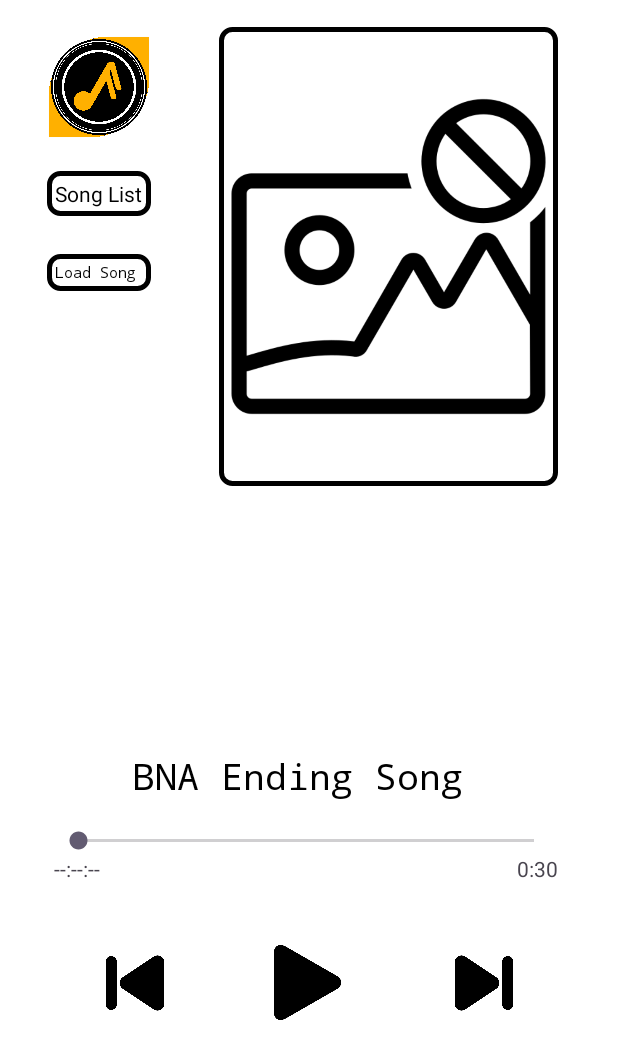
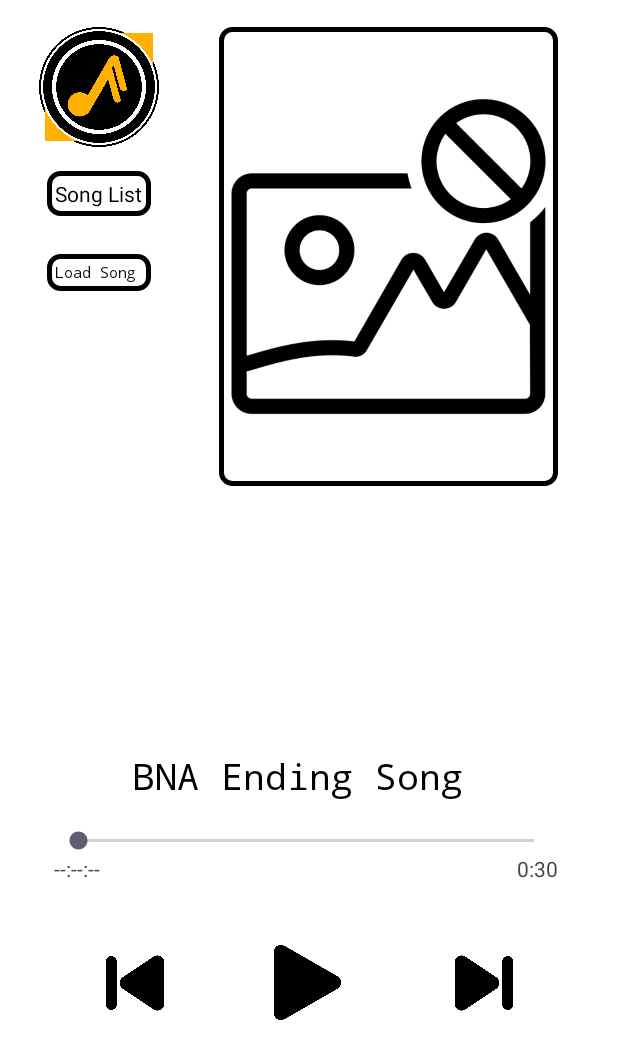
Before and after one commit to Termi25/AplicatieMuzicaMobila, an Android app built with Jetpack Compose: the screen it shows after launch (PlayerActivity), on a phone screen of 412 x 824 dp. Shown: the top 1059 px of the screen. Run offline under Robolectric (Android 15) with nearby library versions, the phone set to English and light mode, and no system bars.

Commit message:
Updated app logo to be much more legible

```diff
--- a/app/src/main/java/com/ase/aplicatiemuzicamobila/Activities/PlayerActivity.java
+++ b/app/src/main/java/com/ase/aplicatiemuzicamobila/Activities/PlayerActivity.java
@@ -85,7 +85,7 @@ public class PlayerActivity extends AppCompatActivity {
 
         imgV = findViewById(R.id.imageView);
         imgVAnimated=findViewById(R.id.imgVVynil);
-        imgVAnimated.setImageDrawable(ResourcesCompat.getDrawable(getResources(),R.drawable.music_app_logo2,null));
+        imgVAnimated.setImageDrawable(ResourcesCompat.getDrawable(getResources(),R.drawable.music_app_logo4,null));
 
         tvSongName = findViewById(R.id.tvSongName);
         load = findViewById(R.id.btnLoad);
--- a/app/src/main/res/layout/activity_player.xml
+++ b/app/src/main/res/layout/activity_player.xml
@@ -170,7 +170,7 @@
         app:layout_constraintStart_toStartOf="parent"
         app:layout_constraintTop_toTopOf="parent"
         app:layout_constraintVertical_bias="0.024"
-        app:srcCompat="@drawable/music_app_logo3" />
+        app:srcCompat="@drawable/music_app_logo4" />
 
     <TextView
         android:id="@+id/tvList"
```
Also changed, not shown: app/src/main/ic_launcher-playstore.png, app/src/main/res/drawable/music_app_logo4.png (added), app/src/main/res/drawable/music_app_logo5_alt.png (added), app/src/main/res/mipmap-hdpi/ic_launcher.webp, app/src/main/res/mipmap-hdpi/ic_launcher_foreground.webp, app/src/main/res/mipmap-hdpi/ic_launcher_round.webp, app/src/main/res/mipmap-mdpi/ic_launcher.webp, app/src/main/res/mipmap-mdpi/ic_launcher_foreground.webp, app/src/main/res/mipmap-mdpi/ic_launcher_round.webp, app/src/main/res/mipmap-xhdpi/ic_launcher.webp, app/src/main/res/mipmap-xhdpi/ic_launcher_foreground.webp, app/src/main/res/mipmap-xhdpi/ic_launcher_round.webp, app/src/main/res/mipmap-xxhdpi/ic_launcher.webp, app/src/main/res/mipmap-xxhdpi/ic_launcher_foreground.webp, 4 more files.
